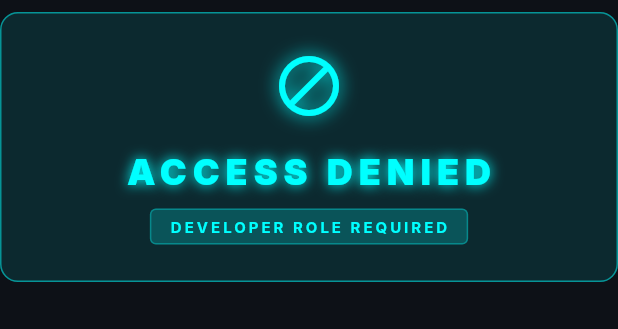
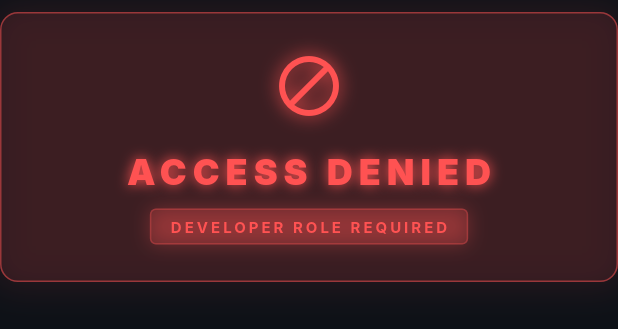
Before and after one commit to esmaberfinkaya/Gameveloper, a Flutter app: the AccessGate widget shown alone on an empty page, opened directly, on a phone screen of 412 x 824 dp. Shown: the top 329 px of the screen. Run offline on Flutter 3.47's test engine with Material 3 defaults, Android fonts, the light colour scheme and no system bars; our stand-ins replace shared_preferences; accounts and stored records are empty; network calls fail; Roboto replaces fonts that are missing (Inter).

Commit message:
feat: implement fast login ui and access gate for final crunch

```diff
--- a/mobile/lib/widgets/access_gate.dart
+++ b/mobile/lib/widgets/access_gate.dart
@@ -66,9 +66,12 @@ class _AccessGateState extends State<AccessGate> with SingleTickerProviderStateM
       padding: const EdgeInsets.all(24),
       margin: const EdgeInsets.symmetric(vertical: 8),
       decoration: BoxDecoration(
-        color: Theme.of(context).primaryColor.withOpacity(0.1),
-        border: Border.all(color: Theme.of(context).primaryColor.withOpacity(0.5)),
+        color: Colors.redAccent.withOpacity(0.1),
+        border: Border.all(color: Colors.redAccent.withOpacity(0.5)),
         borderRadius: BorderRadius.circular(12),
+        boxShadow: [
+          BoxShadow(color: Colors.redAccent.withOpacity(0.1), blurRadius: 20, spreadRadius: 5),
+        ],
       ),
       child: Column(
         mainAxisSize: MainAxisSize.min,
@@ -78,40 +81,43 @@ class _AccessGateState extends State<AccessGate> with SingleTickerProviderStateM
             builder: (context, child) {
               return Transform.translate(
                 offset: Offset(_glitchController.value * 4 - 2, 0),
-                child: Icon(
+                child: const Icon(
                   Icons.block,
-                  color: Theme.of(context).primaryColor,
+                  color: Colors.redAccent,
                   size: 48,
                   shadows: [
-                    Shadow(color: Theme.of(context).primaryColor, blurRadius: 15),
+                    Shadow(color: Colors.redAccent, blurRadius: 15),
                   ],
                 ),
               );
             },
           ),
           const SizedBox(height: 16),
-          Text(
+          const Text(
             'ACCESS DENIED',
             style: TextStyle(
-              color: Theme.of(context).primaryColor,
+              color: Colors.redAccent,
               fontSize: 24,
               fontWeight: FontWeight.w900,
               letterSpacing: 4,
-              shadows: [Shadow(color: Theme.of(context).primaryColor, blurRadius: 10)],
+              shadows: [Shadow(color: Colors.redAccent, blurRadius: 10)],
             ),
           ),
           const SizedBox(height: 8),
           Container(
             padding: const EdgeInsets.symmetric(horizontal: 12, vertical: 4),
             decoration: BoxDecoration(
-              color: Theme.of(context).primaryColor.withOpacity(0.2),
+              color: Colors.redAccent.withOpacity(0.2),
               borderRadius: BorderRadius.circular(4),
-              border: Border.all(color: Theme.of(context).primaryColor.withOpacity(0.3)),
+              border: Border.all(color: Colors.redAccent.withOpacity(0.3)),
+              boxShadow: [
+                BoxShadow(color: Colors.redAccent.withOpacity(0.3), blurRadius: 10),
+              ],
             ),
-            child: Text(
+            child: const Text(
               'DEVELOPER ROLE REQUIRED',
               style: TextStyle(
-                color: Theme.of(context).primaryColor,
+                color: Colors.redAccent,
                 fontSize: 10,
                 fontWeight: FontWeight.bold,
                 letterSpacing: 2,
```
Also changed, not shown: 1 other file.
